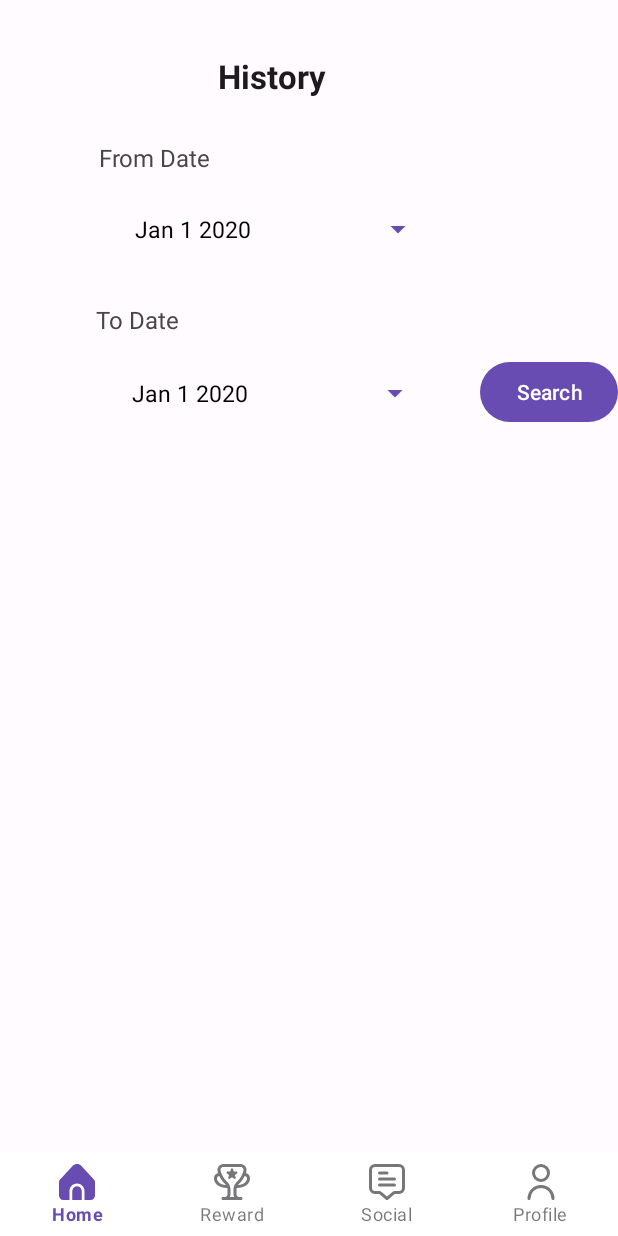
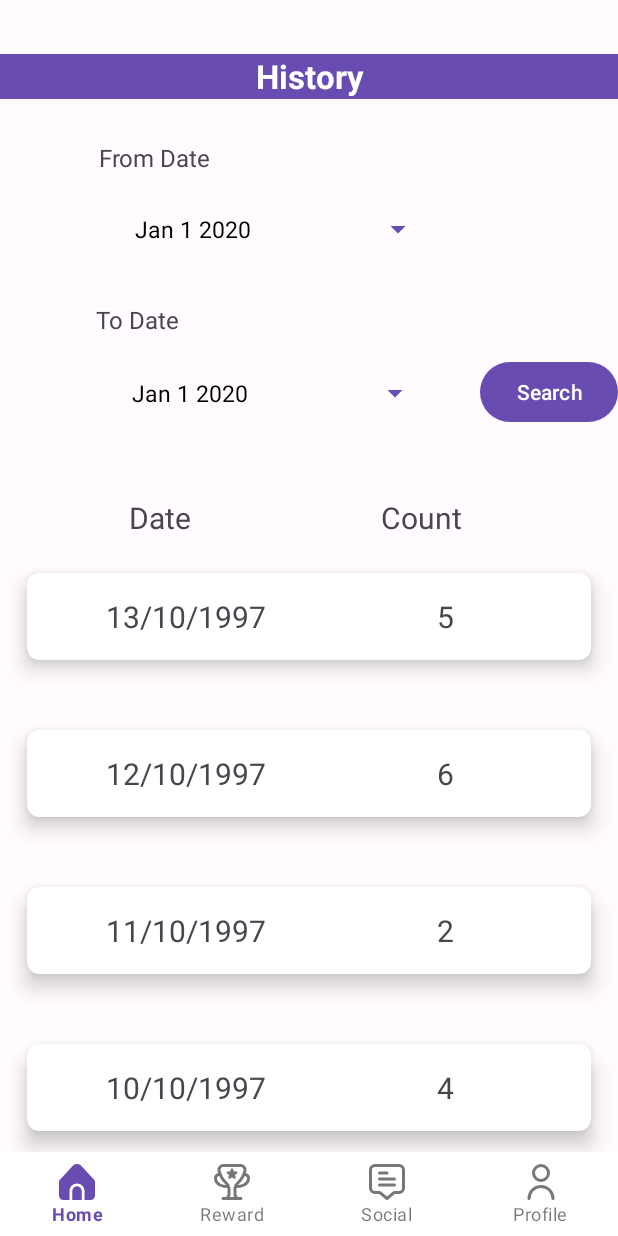
Before and after one commit to KosyAbone/ByteForce, an Android app: the HistoryFragment screen opened through its navigation route, on a phone screen of 412 x 824 dp. Run offline under Robolectric (Android 15) with nearby library versions, the phone set to English and light mode, and no system bars; our stand-ins replace Firebase (no records; nobody signed in at launch, a user with empty details on screens opened directly), Picasso, navigation-ui; libraries missing offline, so code that uses them is left out: jp.wasabeef.picasso; pictures from the network do not load; Roboto replaces fonts that are not available here.

Commit message:
Final history change

```diff
--- a/KickAsh/app/build.gradle
+++ b/KickAsh/app/build.gradle
@@ -63,6 +63,7 @@ dependencies {
 
     implementation("com.flaviofaria:kenburnsview:1.0.7")
 
+    implementation 'com.google.android.material:material:1.9.0'
 
     implementation platform('com.google.firebase:firebase-bom:32.1.1')
 
--- /dev/null
+++ b/KickAsh/app/src/main/java/com/byteforce/kickash/ui/main/history/HistoryAdapter.kt
@@ -0,0 +1,44 @@
+package com.byteforce.kickash.ui.main.history
+
+import android.view.LayoutInflater
+import android.view.View
+import android.view.ViewGroup
+import android.widget.TextView
+import androidx.recyclerview.widget.RecyclerView
+
+class HistoryAdapter(private val mList: List<HistoryData>) : RecyclerView.Adapter<HistoryAdapter.ViewHolder>() {
+
+    // create new views
+    override fun onCreateViewHolder(parent: ViewGroup, viewType: Int): ViewHolder {
+        // inflates the card_view_design view
+        // that is used to hold list item
+        val view = LayoutInflater.from(parent.context)
+            .inflate(com.byteforce.kickash.R.layout.history_card, parent, false)
+
+        return ViewHolder(view)
+    }
+
+    // binds the list items to a view
+    override fun onBindViewHolder(holder: ViewHolder, position: Int) {
+
+        val HistoryData = mList[position]
+
+        // sets the image to the imageview from our itemHolder class
+        holder.textView.text = HistoryData.date
+
+        // sets the text to the textview from our itemHolder class
+        holder.text_View.text = HistoryData.count.toString()
+
+    }
+
+    // return the number of the items in the list
+    override fun getItemCount(): Int {
+        return mList.size
+    }
+
+    // Holds the views for adding it to image and text
+    class ViewHolder(ItemView: View) : RecyclerView.ViewHolder(ItemView) {
+        val textView: TextView = itemView.findViewById(com.byteforce.kickash.R.id.HCdate)
+        val text_View: TextView = itemView.findViewById(com.byteforce.kickash.R.id.HCcount)
+    }
+}
--- /dev/null
+++ b/KickAsh/app/src/main/java/com/byteforce/kickash/ui/main/history/HistoryData.kt
@@ -0,0 +1,5 @@
+package com.byteforce.kickash.ui.main.history
+
+data class HistoryData(val date:String, val count: Int ) {
+
+}
--- a/KickAsh/app/src/main/java/com/byteforce/kickash/ui/main/history/HistoryFragment.kt
+++ b/KickAsh/app/src/main/java/com/byteforce/kickash/ui/main/history/HistoryFragment.kt
@@ -5,10 +5,9 @@ import androidx.fragment.app.Fragment
 import android.view.LayoutInflater
 import android.view.View
 import android.view.ViewGroup
-import androidx.navigation.fragment.findNavController
+import androidx.recyclerview.widget.LinearLayoutManager
 import com.byteforce.kickash.R
 import com.byteforce.kickash.databinding.FragmentHistoryBinding
-import com.byteforce.kickash.databinding.FragmentSocialOnboardBinding
 
 class HistoryFragment : Fragment(R.layout.fragment_history) {
     private var _binding: FragmentHistoryBinding? = null
@@ -24,5 +23,34 @@ class HistoryFragment : Fragment(R.layout.fragment_history) {
         return binding.root
     }
 
+    override fun onViewCreated(view: View, savedInstanceState: Bundle?) {
+        super.onViewCreated(view, savedInstanceState)
+
+        val recyclerView = binding.HistoryRV;
+
+        recyclerView.layoutManager = LinearLayoutManager(context);
+
+        val historyData = ArrayList<HistoryData>()
+
+        historyData.add(HistoryData("13/10/1997",5))
+        historyData.add(HistoryData("12/10/1997",6))
+        historyData.add(HistoryData("11/10/1997",2))
+        historyData.add(HistoryData("10/10/1997",4))
+        historyData.add(HistoryData("9/10/1997",4))
+        historyData.add(HistoryData("8/10/1997",7))
+        historyData.add(HistoryData("7/10/1997",8))
+        historyData.add(HistoryData("6/10/1997",2))
+        historyData.add(HistoryData("7/10/1997",4))
+        historyData.add(HistoryData("4/10/1997",5))
+        historyData.add(HistoryData("3/10/1997",3))
+        historyData.add(HistoryData("2/10/1997",10))
+        historyData.add(HistoryData("1/10/1997",12))
+        historyData.add(HistoryData("30/9/1997",4))
+        historyData.add(HistoryData("29/9/1997",10))
+
+        val adapter = HistoryAdapter(historyData)
+        recyclerView.adapter = adapter
+
+    }
 
 }
--- a/KickAsh/app/src/main/res/layout/fragment_history.xml
+++ b/KickAsh/app/src/main/res/layout/fragment_history.xml
@@ -9,16 +9,20 @@
     <TextView
         android:id="@+id/HistoryTV"
         style="@style/Widget.AppCompat.TextView"
-        android:layout_width="120dp"
+        android:layout_width="match_parent"
         android:layout_height="30dp"
         android:layout_marginTop="36dp"
+        android:background="@color/md_theme_dark_inversePrimary"
+        android:gravity="center"
         android:text="History"
         android:textAppearance="@style/TextAppearance.AppCompat.Large"
+        android:textColor="#FFFFFF"
         android:textStyle="bold"
         app:layout_constraintEnd_toEndOf="parent"
         app:layout_constraintHorizontal_bias="0.498"
         app:layout_constraintStart_toStartOf="parent"
         app:layout_constraintTop_toTopOf="parent" />
+    />
 
     <TextView
         android:id="@+id/FromDate"
@@ -89,11 +93,31 @@
     <androidx.recyclerview.widget.RecyclerView
         android:id="@+id/HistoryRV"
         android:layout_width="match_parent"
-        android:layout_height="447dp"
-        android:layout_marginTop="32dp"
+        android:layout_height="wrap_content"
+        app:layout_constraintStart_toStartOf="parent"
+        app:layout_constraintTop_toBottomOf="@+id/textView8" />
+
+    <TextView
+        android:id="@+id/textView8"
+        android:layout_width="wrap_content"
+        android:layout_height="wrap_content"
+        android:layout_marginTop="44dp"
+        android:text="Date"
+        android:textSize="20dp"
+        app:layout_constraintEnd_toStartOf="@+id/textView9"
+        app:layout_constraintHorizontal_bias="0.404"
+        app:layout_constraintStart_toStartOf="parent"
+        app:layout_constraintTop_toBottomOf="@+id/ToDateTimePicker" />
+
+    <TextView
+        android:id="@+id/textView9"
+        android:layout_width="wrap_content"
+        android:layout_height="wrap_content"
+        android:layout_marginTop="44dp"
+        android:layout_marginEnd="104dp"
+        android:text="Count"
+        android:textSize="20dp"
         app:layout_constraintEnd_toEndOf="parent"
-        app:layout_constraintHorizontal_bias="0.0"
-        app:layout_constraintStart_toStartOf="parent"
         app:layout_constraintTop_toBottomOf="@+id/ToDateTimePicker" />
 
 
--- /dev/null
+++ b/KickAsh/app/src/main/res/layout/history_card.xml
@@ -0,0 +1,48 @@
+<?xml version="1.0" encoding="utf-8"?>
+<androidx.cardview.widget.CardView xmlns:android="http://schemas.android.com/apk/res/android"
+    xmlns:app="http://schemas.android.com/apk/res-auto"
+    xmlns:tools="http://schemas.android.com/tools"
+    android:layout_width="match_parent"
+    android:layout_height="wrap_content"
+    android:layout_margin="5dp"
+    app:cardBackgroundColor="@color/white"
+    app:cardCornerRadius="8dp"
+    app:cardElevation="8dp"
+    app:cardMaxElevation="10dp"
+    app:cardPreventCornerOverlap="true"
+    app:cardUseCompatPadding="true"
+    >
+
+    <androidx.constraintlayout.widget.ConstraintLayout
+        android:layout_width="match_parent"
+        android:layout_height="wrap_content">
+
+        <TextView
+            android:id="@+id/HCdate"
+            android:layout_width="wrap_content"
+            android:layout_height="wrap_content"
+            android:padding="15dp"
+            android:text="date"
+            android:textSize="20dp"
+            app:layout_constraintBottom_toBottomOf="parent"
+            app:layout_constraintEnd_toStartOf="@+id/HCcount"
+            app:layout_constraintHorizontal_bias="0.308"
+            app:layout_constraintStart_toStartOf="parent"
+            app:layout_constraintTop_toTopOf="parent" />
+
+        <TextView
+            android:id="@+id/HCcount"
+            android:layout_width="wrap_content"
+            android:layout_height="wrap_content"
+            android:layout_marginEnd="76dp"
+            android:padding="15dp"
+            android:text="count"
+            android:textSize="20dp"
+            app:layout_constraintBottom_toBottomOf="parent"
+            app:layout_constraintEnd_toEndOf="parent"
+            app:layout_constraintTop_toTopOf="parent"
+            app:layout_constraintVertical_bias="1.0" />
+
+    </androidx.constraintlayout.widget.ConstraintLayout>
+
+</androidx.cardview.widget.CardView>
```
